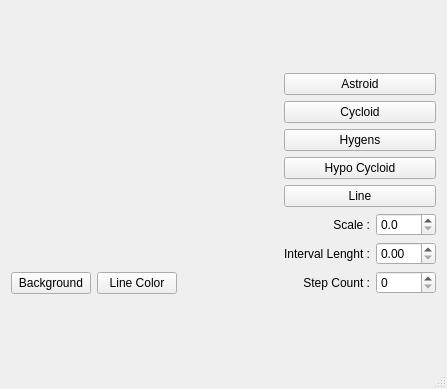
The window that mainwindow.ui (jbayoli/QtCuresCPP) describes before a commit, drawn with Qt 5.
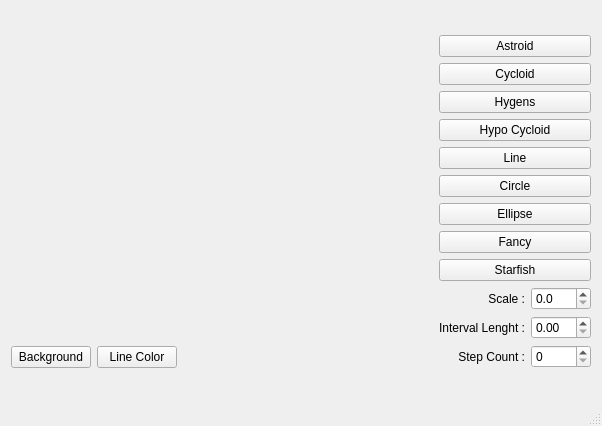
The same window after the commit. Custom widgets are drawn as their Qt base class.

Diff of the .ui file:
```diff
--- a/mainwindow.ui
+++ b/mainwindow.ui
@@ -6,8 +6,8 @@
    <rect>
     <x>0</x>
     <y>0</y>
-    <width>447</width>
-    <height>389</height>
+    <width>602</width>
+    <height>426</height>
    </rect>
   </property>
   <property name="windowTitle">
@@ -90,6 +90,34 @@
         </property>
        </widget>
       </item>
+      <item>
+       <widget class="QPushButton" name="btnCircle">
+        <property name="text">
+         <string>Circle</string>
+        </property>
+       </widget>
+      </item>
+      <item>
+       <widget class="QPushButton" name="btnEllipse">
+        <property name="text">
+         <string>Ellipse</string>
+        </property>
+       </widget>
+      </item>
+      <item>
+       <widget class="QPushButton" name="btnFancy">
+        <property name="text">
+         <string>Fancy</string>
+        </property>
+       </widget>
+      </item>
+      <item>
+       <widget class="QPushButton" name="btnStarfish">
+        <property name="text">
+         <string>Starfish</string>
+        </property>
+       </widget>
+      </item>
       <item>
        <layout class="QHBoxLayout" name="horizontalLayout">
         <item>
@@ -113,6 +141,9 @@
           <property name="decimals">
            <number>1</number>
           </property>
+          <property name="maximum">
+           <double>150.000000000000000</double>
+          </property>
           <property name="singleStep">
            <double>0.100000000000000</double>
           </property>
```
